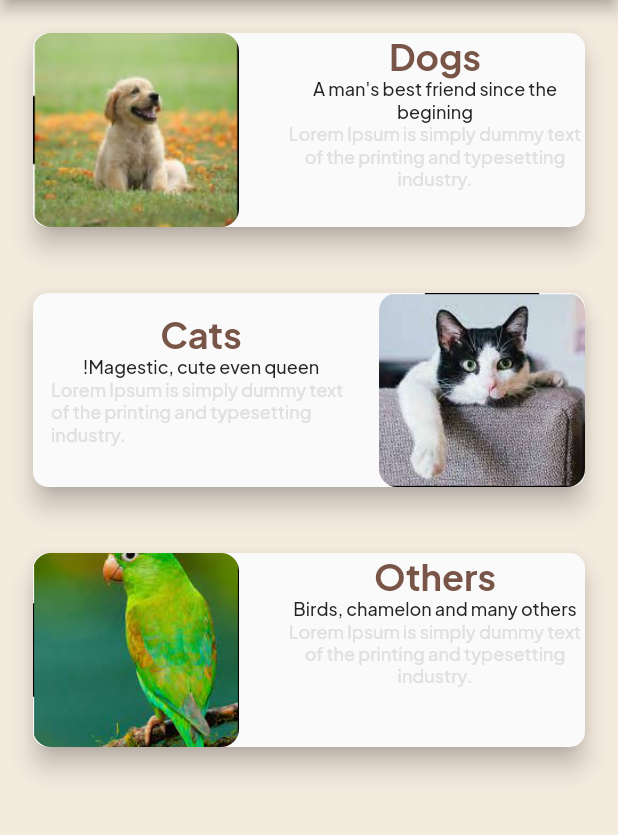
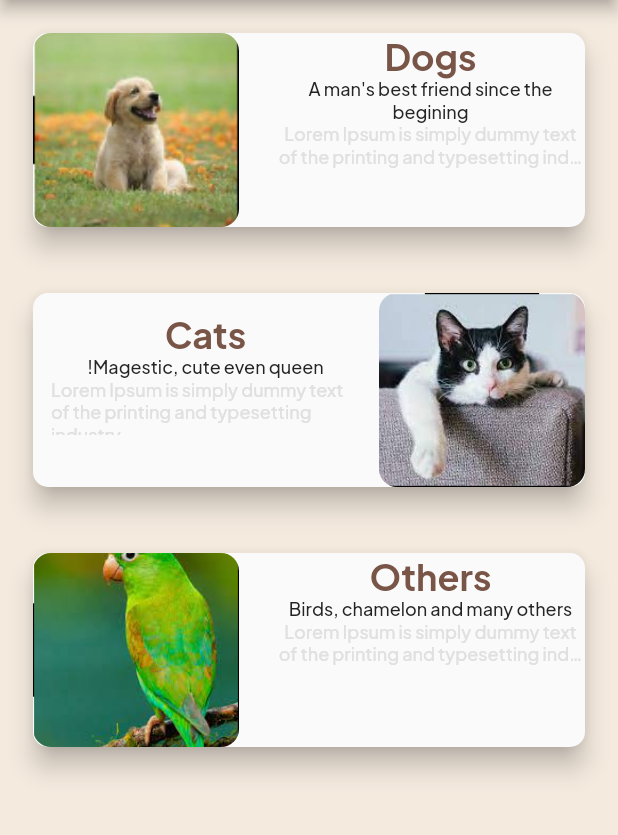
Before and after one commit to KhalidMeftu/buchi, a Flutter app: the HomePage screen opened by its route, item 2 of the bottom bar chosen, on a phone screen of 412 x 824 dp, the part 90-925 px from its top. Run offline on Flutter 3.47's test engine with Material 2 defaults, Android fonts, the phone set to English and light mode, and no system bars; drawn by our look-alikes of google_nav_bar; our stand-ins replace bloc, carousel_slider, dio, equatable, flutter_bloc, flutter_switch and 6 more; network calls fail.

Commit message:
minor home page ui fixes

```diff
--- a/lib/const/ui_helper.dart
+++ b/lib/const/ui_helper.dart
@@ -53,3 +53,9 @@ double homeScreenImageWidth(BuildContext context)=>
 /// home screen image height
 double homeScreenImageHeight(BuildContext context)=>
     screenWidthFraction(context, dividedBy:3);
+
+
+/// home oage column width
+
+double homeScreenColumnWidth(BuildContext context)=>
+    screenWidthFraction(context, dividedBy: 2);
--- a/lib/presentation/widgets/home_page/home_page/home_page_images_list.dart
+++ b/lib/presentation/widgets/home_page/home_page/home_page_images_list.dart
@@ -48,7 +48,7 @@ class HomePagePetsList extends StatelessWidget {
                   ),
                 ),
                 SizedBox(
-                  width: 200,
+                  width: homeScreenColumnWidth(context),
                   child: Column(
                     children: [
                       Text(
@@ -63,20 +63,22 @@ class HomePagePetsList extends StatelessWidget {
                           style: PetsFont.largeMedium().copyWith(
                               color: AppColors.blackColor,
                               fontSize: FontSize.s12),
-                          maxLines: 4,
+                          maxLines: 2,
                           overflow: TextOverflow.ellipsis,
                           textDirection: TextDirection.rtl,
                           textAlign: TextAlign.center,
                         ),
                       ),
-                      Text(
+                      Flexible(
+                        child: Text(
                           AppStrings.detail_description,
                           overflow: TextOverflow.ellipsis,
-                        maxLines: 4,
+                          maxLines: 2,
                           textAlign: TextAlign.center,
                           style: PetsFont.largeMedium().copyWith(
                               color: AppColors.textColor3,
                               fontSize: FontSize.s12),
+                        ),
                       )
                     ],
                   ),
@@ -85,7 +87,7 @@ class HomePagePetsList extends StatelessWidget {
                 Padding(
                   padding: const EdgeInsets.all(12.0),
                   child: SizedBox(
-                    width: 200,
+                    width: homeScreenColumnWidth(context),
                     child: Column(
                       children: [
                         Text(
@@ -100,17 +102,19 @@ class HomePagePetsList extends StatelessWidget {
                             style: PetsFont.largeMedium().copyWith(
                                 color: AppColors.blackColor,
                                 fontSize: FontSize.s12),
-                            maxLines: 4,
+                            maxLines: 2,
                             overflow: TextOverflow.ellipsis,
                             textDirection: TextDirection.rtl,
                             textAlign: TextAlign.justify,
                           ),
                         ),
-                        Text(
+                        Flexible(
+                          child: Text(
                             AppStrings.detail_description,
                             style: PetsFont.largeMedium().copyWith(
                                 color: AppColors.textColor3,
                                 fontSize: FontSize.s12),
+                          ),
                         )
                       ],
                     ),
--- a/lib/presentation/widgets/home_page/home_page/home_page_live_images_list.dart
+++ b/lib/presentation/widgets/home_page/home_page/home_page_live_images_list.dart
@@ -55,7 +55,7 @@ class HomePageLivePetsList extends StatelessWidget {
                   ),
                 ),
                 SizedBox(
-                  width: 200,
+                  width: homeScreenColumnWidth(context),
                   child: Column(
                     children: [
                       Text(
@@ -76,14 +76,16 @@ class HomePageLivePetsList extends StatelessWidget {
                           textAlign: TextAlign.center,
                         ),
                       ),
-                      Text(
+                      Flexible(
+                        child: Text(
                           AppStrings.detail_description,
                           overflow: TextOverflow.ellipsis,
-                        maxLines: 4,
+                          maxLines: 2,
                           textAlign: TextAlign.center,
                           style: PetsFont.largeMedium().copyWith(
                               color: AppColors.textColor3,
                               fontSize: FontSize.s12),
+                        ),
                       )
                     ],
                   ),
```
Lines whose indentation alone changed are shown as unchanged.
